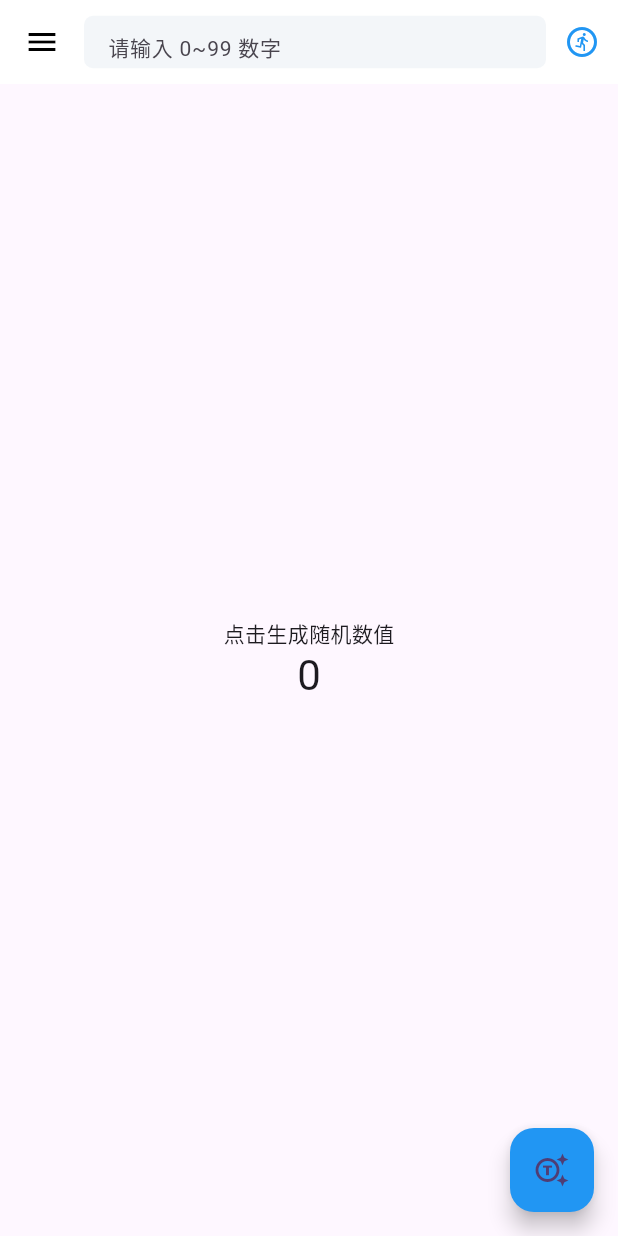
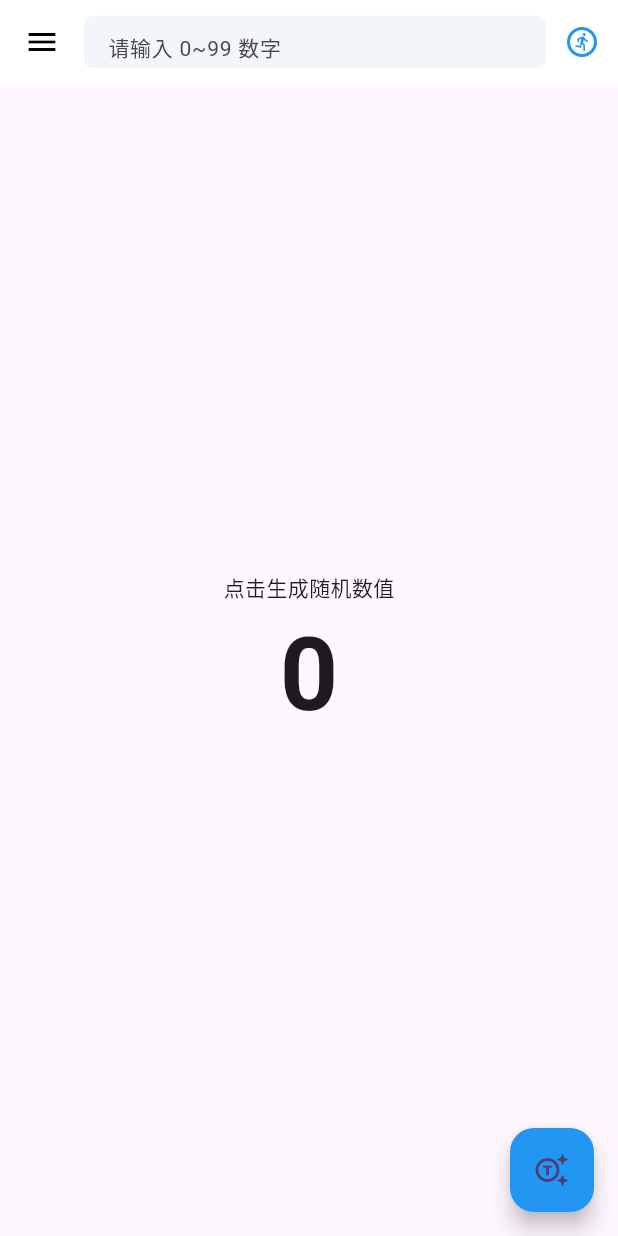
Before and after one commit to clg0118/flutter_first_station, a Flutter app: the screen it shows after launch, on a phone screen of 412 x 824 dp. Run offline on Flutter 3.47's test engine with Material 2 defaults, Android fonts, the light colour scheme and no system bars.

Commit message:
提示动画提交

```diff
--- a/lib/guess/guess_page.dart
+++ b/lib/guess/guess_page.dart
@@ -13,11 +13,14 @@ class GuessPage extends StatefulWidget {
   State<GuessPage> createState() => _GuessPageState();
 }
 
-class _GuessPageState extends State<GuessPage> {
+class _GuessPageState extends State<GuessPage> with SingleTickerProviderStateMixin {
   int _value = 0;
   bool _guessing = false;
   bool? _isBig;
   final Random _random = Random();
+
+  late AnimationController controller;
+
 
   void _generateRandomValue() {
     setState(() {
@@ -35,6 +38,7 @@ class _GuessPageState extends State<GuessPage> {
 
     print("---------输入值: $guessValue");
     if (guessValue == null || !_guessing) return;
+    controller.forward(from: 0);
     //猜对了
     if (guessValue == _value) {
       print("=====Check:目标数值:$_value=====${_guessCtrl.text}============");
@@ -51,9 +55,21 @@ class _GuessPageState extends State<GuessPage> {
   }
 
   @override
+  void initState() {
+    super.initState();
+    controller = AnimationController(vsync: this,duration: const Duration(milliseconds: 200));
+  }
+
+  @override
   void dispose() {
     _guessCtrl.dispose();
+    controller.dispose();
     super.dispose();
+  }
+
+  @override
+  void didChangeDependencies() {
+    super.didChangeDependencies();
   }
 
   @override
@@ -69,10 +85,10 @@ class _GuessPageState extends State<GuessPage> {
             Column(
             children: [
               if(_isBig!)
-              const ResultNotice(color: Colors.redAccent, info: "大了"),
+               ResultNotice(color: Colors.redAccent, info: "大了",controller: controller,),
               const Spacer(),
               if(!_isBig!)
-              const ResultNotice(color: Colors.blueAccent, info: '小了')
+                ResultNotice(color: Colors.blueAccent, info: '小了',controller: controller,)
             ],
           ),
           Center(
@@ -82,7 +98,10 @@ class _GuessPageState extends State<GuessPage> {
                 if (!_guessing) const Text('点击生成随机数值'),
                 Text(
                   _guessing ? '**' : '$_value',
-                  style: Theme.of(context).textTheme.headlineMedium,
+                  style: const TextStyle(
+                    fontSize: 68,
+                    fontWeight: FontWeight.bold,
+                  ),
                 ),
               ],
             ),
```
Also changed, not shown: lib/guess/result_notice.dart (+18 -8 lines).
